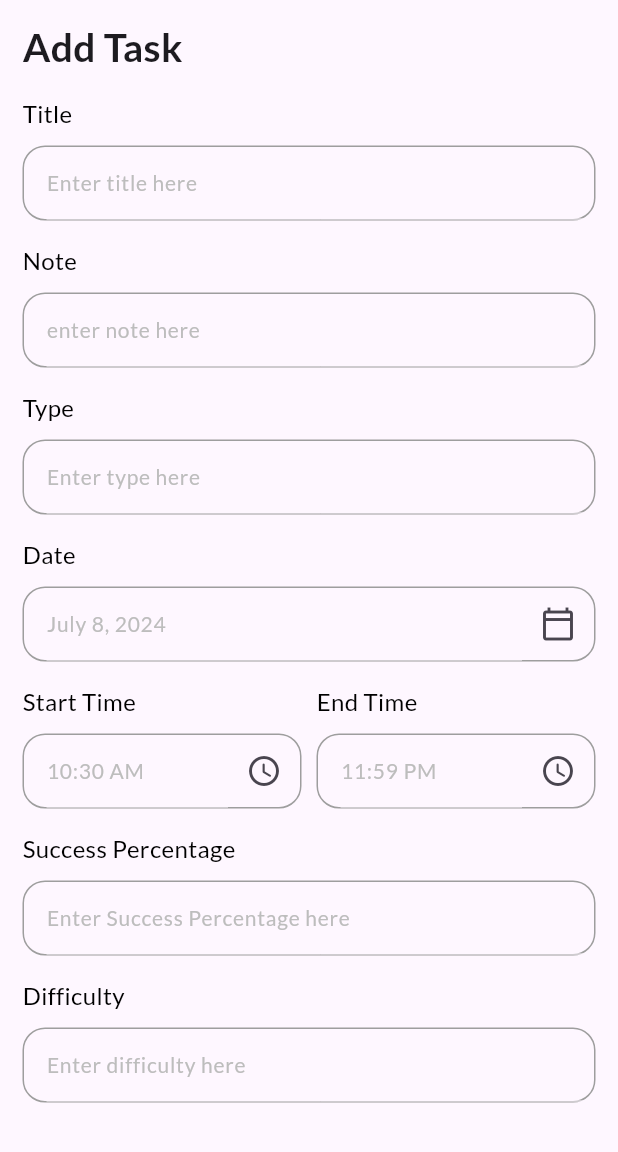
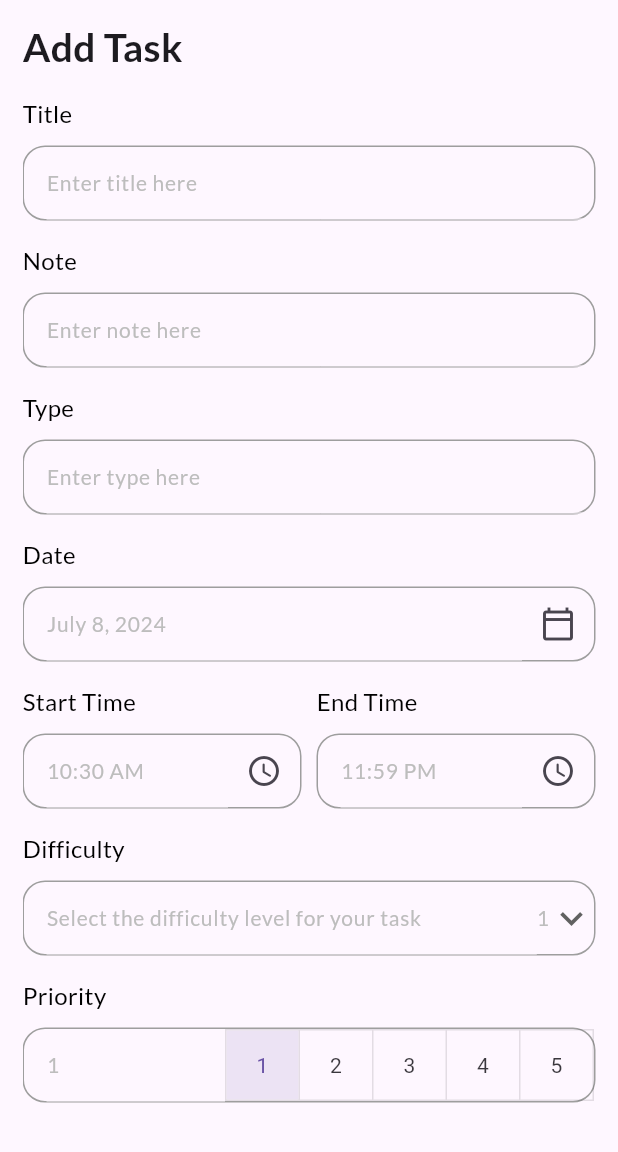
Before and after one commit to ChaariMahmoud/Smart-Calendar, a Flutter app: the AddTaskPage screen opened directly, on a phone screen of 412 x 824 dp, the part 84-1236 px from its top. Run offline on Flutter 3.47's test engine with Material 3 defaults, Android fonts, the phone set to English and light mode, and no system bars; our stand-ins replace date_picker_timeline, flutter_local_notifications, get, get_storage, google_fonts, permission_handler and 1 more; accounts and stored records are empty.

Commit message:
Add task page part 2

```diff
--- a/calendar/lib/ui/add_task_page.dart
+++ b/calendar/lib/ui/add_task_page.dart
@@ -1,4 +1,7 @@
+// ignore_for_file: no_leading_underscores_for_local_identifiers, use_build_context_synchronously
+
 import 'package:calendar/ui/theme.dart';
+import 'package:calendar/ui/widgets/button.dart';
 import 'package:calendar/ui/widgets/input_field.dart';
 import 'package:flutter/material.dart';
 import 'package:get/get.dart';
@@ -15,6 +18,18 @@ class _AddTaskPageState extends State<AddTaskPage> {
    DateTime _selectedDate = DateTime.now() ;
    String _endTime = "11:59 PM";
    String _startTime = DateFormat("hh:mm a").format(DateTime.now()).toString();
+   int _selectedDifficulty = 1 ;
+   List<int> difficultyList =[
+    1,
+    2,
+    3,
+    4,
+    5
+   ];
+   int _selectedColor=0;
+   double _successPercentage = 50.0;
+    int _selectedPriority = 1;
+    final List<bool> _isSelected = List.generate(5, (index) => index == 0) ;
   @override
   Widget build(BuildContext context) {
     return Scaffold(
@@ -31,7 +46,7 @@ class _AddTaskPageState extends State<AddTaskPage> {
               Text("Add Task" ,
               style: headingStyle,),
               const MyInputField(title: "Title",hint: "Enter title here",),
-              const MyInputField(title: "Note",hint: "enter note here",),
+              const MyInputField(title: "Note",hint: "Enter note here",),
               const MyInputField(title: "Type",hint: "Enter type here",),
                MyInputField(title: "Date",
                hint: DateFormat.yMMMMd().format(_selectedDate),
@@ -49,6 +64,7 @@ class _AddTaskPageState extends State<AddTaskPage> {
                           widget: IconButton(
                           icon: const Icon(Icons.access_time_rounded),
                           onPressed: () {
+                            _getTimeFromUser(isStartTime: true);
                           },
                             ),
                           ),) ,
@@ -59,7 +75,9 @@ class _AddTaskPageState extends State<AddTaskPage> {
                           hint: _endTime,
                           widget: IconButton(
                           icon: const Icon(Icons.access_time_rounded),
-                          onPressed: () {},
+                          onPressed: () {
+                            _getTimeFromUser(isStartTime: false);
+                          },
           ),
         ),
 
@@ -69,8 +87,88 @@ class _AddTaskPageState extends State<AddTaskPage> {
 
                 ],
               ),
-              const MyInputField(title: "Success Percentage",hint: "Enter Success Percentage here",),
-              const MyInputField(title: "Difficulty",hint: "Enter difficulty here",),
+
+              MyInputField(
+                   title: "Difficulty",
+                   hint: "Select the difficulty level for your task",
+                   widget: DropdownButton(
+    icon: const Icon(Icons.keyboard_arrow_down_outlined,),
+    iconSize: 30,
+    elevation: 5,
+    style: subTitleStyle,
+    underline: Container(height: 0,),
+    items: difficultyList.map<DropdownMenuItem<String>>((int value) {
+      return DropdownMenuItem<String>(
+        value: value.toString(),
+        child: Text(value.toString()),
+      );
+    }).toList(),
+
+    onChanged: (String? newValue) {
+      setState(() {
+        _selectedDifficulty = int.parse(newValue!);
+      });
+    },
+    value: _selectedDifficulty.toString(),
+
+  ),
+),
+ MyInputField(
+  title: "Priority",
+  hint: "$_selectedPriority",
+  widget: ToggleButtons(
+    isSelected: _isSelected,
+    onPressed: (int index) {
+      setState(() {
+        for (int i = 0; i < _isSelected.length; i++) {
+          _isSelected[i] = i == index;
+        }
+        _selectedPriority = index + 1;
+      });
+    },
+    children: List<Widget>.generate(5, (int index) {
+      return Padding(
+        padding: const EdgeInsets.symmetric(horizontal: 12.0),
+        child: Text((index + 1).toString()),
+      );
+    }),
+  ),
+),
+
+MyInputField(
+  title: "Success Percentage",
+  hint: "$_successPercentage%",
+  widget: Slider(
+    value: _successPercentage,
+    min: 0,
+    max: 100,
+    divisions: 100,
+    label: _successPercentage.round().toString(),
+    onChanged: (double value) {
+      setState(() {
+        _successPercentage = value;
+      });
+    },
+  ),
+),
+const SizedBox(height: 15,),
+Row(
+  mainAxisAlignment: MainAxisAlignment.spaceBetween,
+  crossAxisAlignment: CrossAxisAlignment.center,
+  children: [
+    _colorPalette (),
+    Column(
+      children: [
+        const SizedBox(height: 12),
+        MyButton(label: "Add Task", onTap: () {}),
+      ],
+    )
+  ],
+)
+
+
+
+
 
             ],
           ),
@@ -119,6 +217,57 @@ class _AddTaskPageState extends State<AddTaskPage> {
       }
   }
 
+_getTimeFromUser({required bool isStartTime}) async {
+  var pickedTime = await _showTimePicker();
+  String _formatedTime =pickedTime.format(context);
+  if (isStartTime ==true){
+    setState(() {
+      _startTime = _formatedTime ;
+    });
+  } else {
+      setState(() {
+       _endTime = _formatedTime ;
+      });
+  }
+}
+
+_showTimePicker(){
+  return showTimePicker(context: context,
+   initialTime:  TimeOfDay(
+    hour: int.parse(_startTime.split(":")[0]),
+    minute: int.parse(_startTime.split(":")[1].split(" ")[0])),
+   initialEntryMode: TimePickerEntryMode.input
+   );
+}
 
 
+_colorPalette(){
+  return Column(
+      crossAxisAlignment: CrossAxisAlignment.start,
+      children: [
+        Text("Color",
+        style: titleStyle,),
+        const SizedBox(height: 10,),
+        Wrap(
+          children: List<Widget>.generate(3, (int index){
+            return GestureDetector(
+              onTap: (){
+                 setState(() {
+                   _selectedColor = index ;
+                 });
+              },
+              child: Padding(
+                padding: const EdgeInsets.only(right: 8.0),
+                child: CircleAvatar(radius: 15,backgroundColor: index==0?primaryClr:index==1?pinkClr:yellowClr,
+                child: _selectedColor ==index ?const Icon(Icons.done,color: Colors.white,size: 15,):Container()),
+              ),
+            );
+          },)
+
+
+        )
+      ],
+    ) ;
 }
+
+}
```
